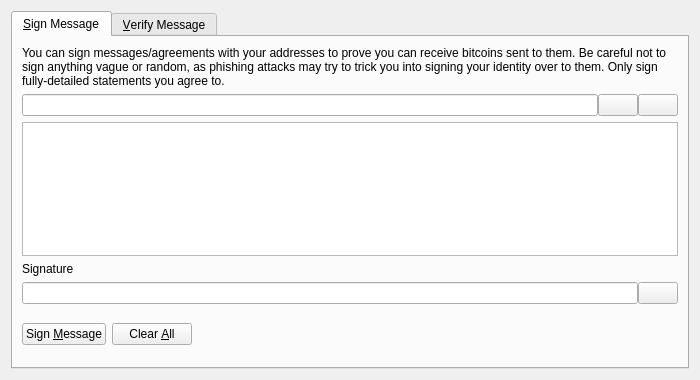
Above: src/qt/forms/signverifymessagedialog.ui from LIMXTEC/BitSend before the change. Below: the same form after it.
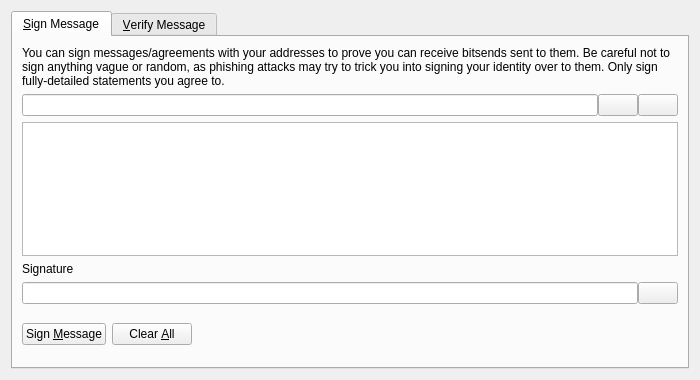
That is the form after the change. Icons and pictures are not drawn. Custom widgets are drawn as their Qt base class.

Commit message: bitcoin -> bitsend

The edit to the form file:
```diff
--- a/src/qt/forms/signverifymessagedialog.ui
+++ b/src/qt/forms/signverifymessagedialog.ui
@@ -30,7 +30,7 @@
        <item>
         <widget class="QLabel" name="infoLabel_SM">
          <property name="text">
-          <string>You can sign messages/agreements with your addresses to prove you can receive bitcoins sent to them. Be careful not to sign anything vague or random, as phishing attacks may try to trick you into signing your identity over to them. Only sign fully-detailed statements you agree to.</string>
+          <string>You can sign messages/agreements with your addresses to prove you can receive bitsends sent to them. Be careful not to sign anything vague or random, as phishing attacks may try to trick you into signing your identity over to them. Only sign fully-detailed statements you agree to.</string>
          </property>
          <property name="textFormat">
           <enum>Qt::PlainText</enum>
```
Left out of the diff: 26 changed lines with no effect on the pictures. The commit also changes 588 other files.
